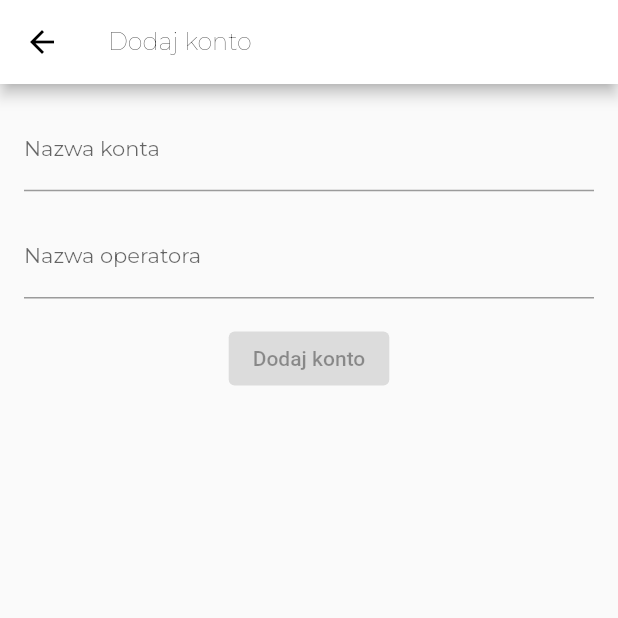
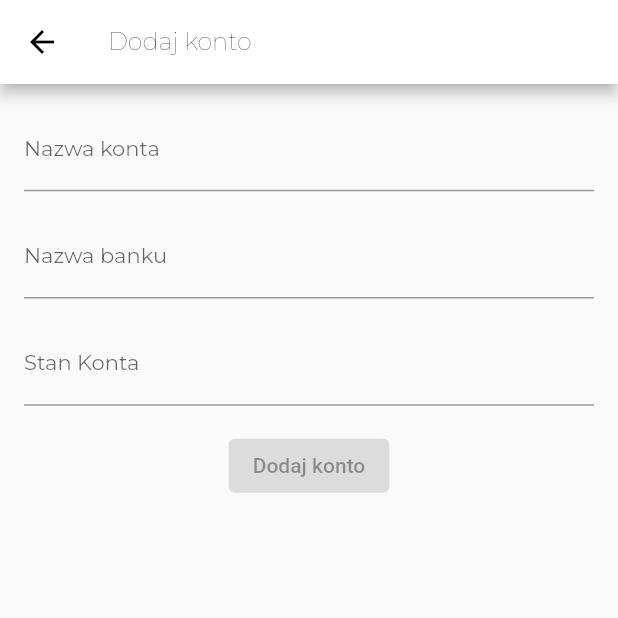
Before and after one commit to krzychudz/wallet-tracker, a Flutter app: the AddAccountScreen screen opened directly, on a phone screen of 412 x 824 dp, the top half of it. Run offline on Flutter 3.47's test engine with Material 2 defaults, Android fonts, the light colour scheme and no system bars; our stand-ins replace bloc, equatable, flutter_bloc, formz, google_fonts; missing offline and left inert: dart:ffi.

Commit message:
Add form input to set initial balance of the account

```diff
--- a/lib/account/bloc/add_account/add_account_bloc.dart
+++ b/lib/account/bloc/add_account/add_account_bloc.dart
@@ -16,6 +16,7 @@ class AddAccountBloc extends Bloc<AddAccountEvent, AddAccountState> {
     on<AccountNameChanged>(_onAccountNameChanged);
     on<AddAccountSubmited>(_onSubmitted);
     on<AccountSourceNameChanged>(_onAccountSourceNameChanged);
+    on<AccountBalanceChanged>(_onAccountBalanceNameChanged);
   }
 
   final AccountRepositoryInterface _accountRepository;
@@ -38,6 +39,13 @@ class AddAccountBloc extends Bloc<AddAccountEvent, AddAccountState> {
     );
   }
 
+  void _onAccountBalanceNameChanged(
+      AccountBalanceChanged event, Emitter<AddAccountState> emit) {
+    emit(
+      state.copyWith(accountBalance: event.accountBalance),
+    );
+  }
+
   void _onSubmitted(
     AddAccountSubmited event,
     Emitter<AddAccountState> emit,
@@ -45,9 +53,14 @@ class AddAccountBloc extends Bloc<AddAccountEvent, AddAccountState> {
     if (state.status.isValidated) {
       emit(state.copyWith(status: FormzStatus.submissionInProgress));
       try {
+        var accountBalanceParsed = state.accountBalance.isEmpty
+            ? 0
+            : (double.parse(state.accountBalance) * 100).toInt();
+
         final accountData = Account(
           name: state.accountName.value,
           bankName: state.accountSource,
+          balance: accountBalanceParsed,
         );
         await _accountRepository.createNewAccount(accountData);
         emit(state.copyWith(status: FormzStatus.submissionSuccess));
--- a/lib/account/bloc/add_account/add_account_bloc_event.dart
+++ b/lib/account/bloc/add_account/add_account_bloc_event.dart
@@ -25,6 +25,15 @@ class AccountSourceNameChanged extends AddAccountEvent {
   List<Object> get props => [accountSourceName];
 }
 
+class AccountBalanceChanged extends AddAccountEvent {
+  const AccountBalanceChanged(this.accountBalance);
+
+  final String accountBalance;
+
+  @override
+  List<Object> get props => [accountBalance];
+}
+
 class AddAccountSubmited extends AddAccountEvent {
   const AddAccountSubmited();
 }
--- a/lib/account/bloc/add_account/add_account_bloc_state.dart
+++ b/lib/account/bloc/add_account/add_account_bloc_state.dart
@@ -4,26 +4,32 @@ import 'package:formz/formz.dart';
 import '../../../screens/account/validators/account_name.dart';
 
 class AddAccountState extends Equatable {
-  const AddAccountState(
-      {this.status = FormzStatus.pure,
-      this.accountName = const AccountName.pure(),
-      this.accountSource = ""});
+  const AddAccountState({
+    this.status = FormzStatus.pure,
+    this.accountName = const AccountName.pure(),
+    this.accountSource = "",
+    this.accountBalance = "",
+  });
 
   final FormzStatus status;
   final AccountName accountName;
   final String accountSource;
+  final String accountBalance;
 
-  AddAccountState copyWith({
-    FormzStatus? status,
-    AccountName? accountName,
-    String? accountSource,
-  }) {
+  AddAccountState copyWith(
+      {FormzStatus? status,
+      AccountName? accountName,
+      String? accountSource,
+      String? accountBalance}) {
     return AddAccountState(
-        status: status ?? this.status,
-        accountName: accountName ?? this.accountName,
-        accountSource: accountSource ?? this.accountSource);
+      status: status ?? this.status,
+      accountName: accountName ?? this.accountName,
+      accountSource: accountSource ?? this.accountSource,
+      accountBalance: accountBalance ?? this.accountBalance,
+    );
   }
 
   @override
-  List<Object?> get props => [status, accountName, accountSource];
+  List<Object?> get props =>
+      [status, accountName, accountSource, accountBalance];
 }
--- a/lib/screens/account/add_account.dart
+++ b/lib/screens/account/add_account.dart
@@ -1,4 +1,7 @@
+import 'dart:ffi';
+
 import 'package:flutter/material.dart';
+import 'package:flutter/services.dart';
 import 'package:flutter_bloc/flutter_bloc.dart';
 import 'package:formz/formz.dart';
 
@@ -66,7 +69,7 @@ class AddAccountForm extends StatelessWidget {
                     ? 'Nazwa konta nie może być pusta'
                     : null,
               ),
-          );
+              textInputAction: TextInputAction.next);
         });
   }
 
@@ -79,8 +82,29 @@ class AddAccountForm extends StatelessWidget {
         style: Theme.of(context).textTheme.caption,
         decoration: InputDecoration(
           border: UnderlineInputBorder(),
-        labelText: 'Nazwa operatora',
+          labelText: 'Nazwa banku',
         ),
+        textInputAction: TextInputAction.next);
+  }
+
+  Widget _buildAccountBalanceForm(BuildContext context) {
+    return TextField(
+      key: const Key('addAccountForm_accountBalanceInput_textField'),
+      onChanged: (accountBalance) => context.read<AddAccountBloc>().add(
+            AccountBalanceChanged(accountBalance),
+          ),
+      style: Theme.of(context).textTheme.caption,
+      decoration: InputDecoration(
+        border: UnderlineInputBorder(),
+        labelText: 'Stan Konta',
+      ),
+      keyboardType: TextInputType.number,
+      inputFormatters: [
+        FilteringTextInputFormatter.allow(
+          RegExp(r'^\d+(\.\d*)?$'),
+        )
+      ],
+      textInputAction: TextInputAction.done,
     );
   }
 
@@ -127,6 +151,10 @@ class AddAccountForm extends StatelessWidget {
           SizedBox(
             height: 16,
           ),
+          _buildAccountBalanceForm(context),
+          SizedBox(
+            height: 16,
+          ),
           _buildSubmitButton(context)
         ],
       ),
```
Lines whose indentation alone changed are shown as unchanged.
